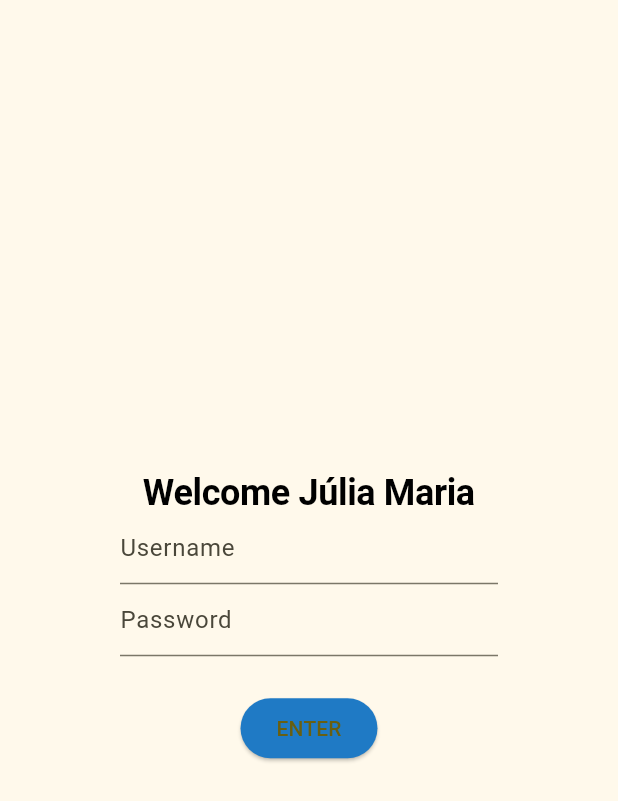
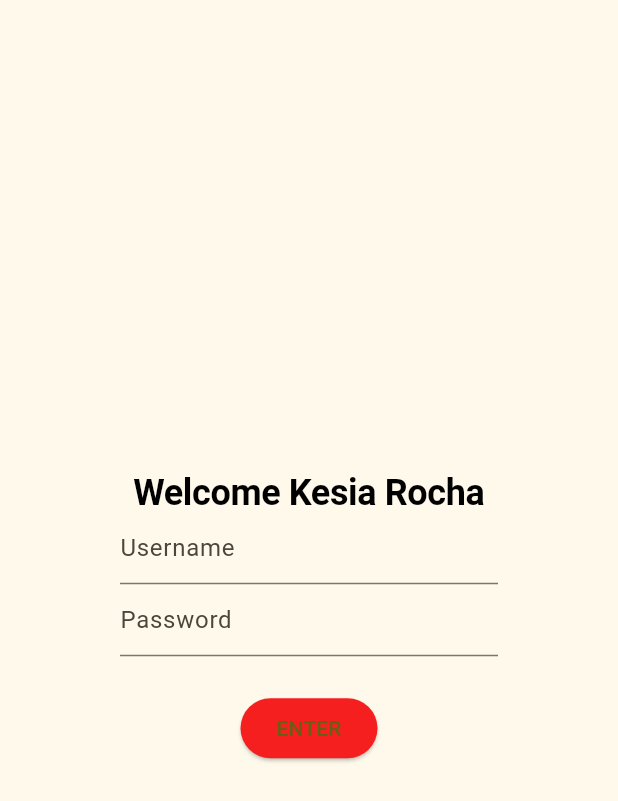
Before and after one commit to KesiaRocha/pdm2-241, a Flutter app: the screen it shows after launch, on a phone screen of 412 x 824 dp. Shown: the top 801 px of the screen. Run offline on Flutter 3.47's test engine with Material 3 defaults, Android fonts, the phone set to English and light mode, and no system bars; our stand-ins replace go_router; missing offline and left inert: window_size; Roboto replaces fonts that are missing (Corben).

Commit message:
Update login.dart

```diff
--- a/Avaliacoes/Avaliacao-09/lib/screens/login.dart
+++ b/Avaliacoes/Avaliacao-09/lib/screens/login.dart
@@ -18,7 +18,7 @@ class MyLogin extends StatelessWidget {
             mainAxisAlignment: MainAxisAlignment.center,
             children: [
               Text(
-                'Welcome Júlia Maria',
+                'Welcome Kesia Rocha',
                 style: Theme.of(context).textTheme.displayLarge,
               ),
               TextFormField(
@@ -40,7 +40,7 @@ class MyLogin extends StatelessWidget {
                   context.pushReplacement('/catalog');
                 },
                 style: ElevatedButton.styleFrom(
-                  backgroundColor: const Color.fromARGB(255, 31, 122, 197),
+                   backgroundColor: const Color.fromARGB(255, 245, 31, 31),
                 ),
                 child: const Text('ENTER'),
               )
```
